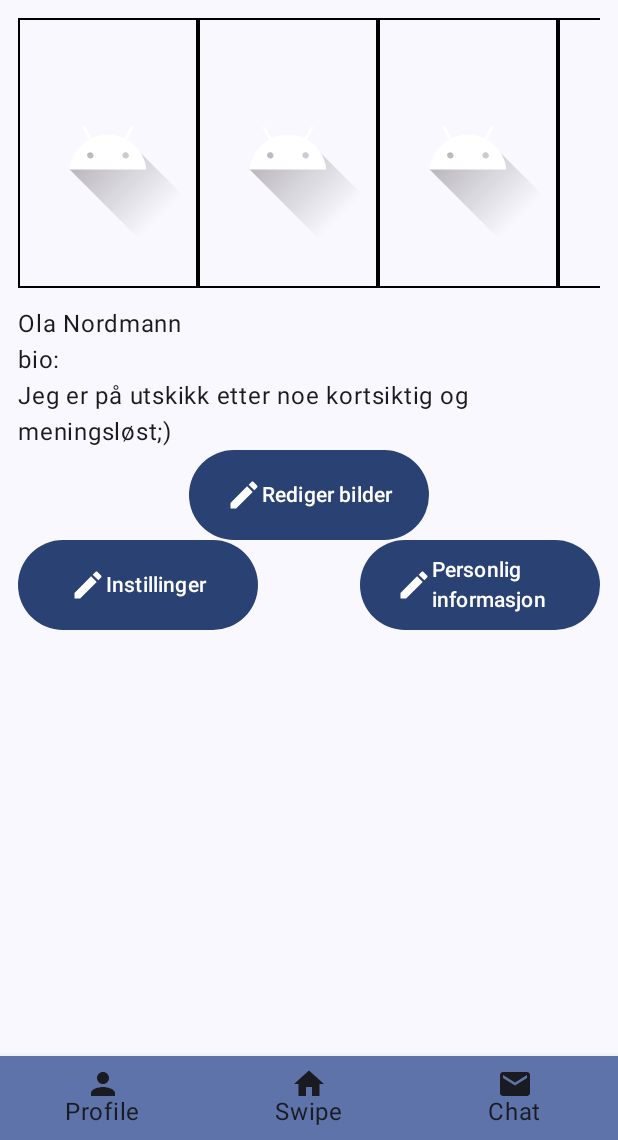
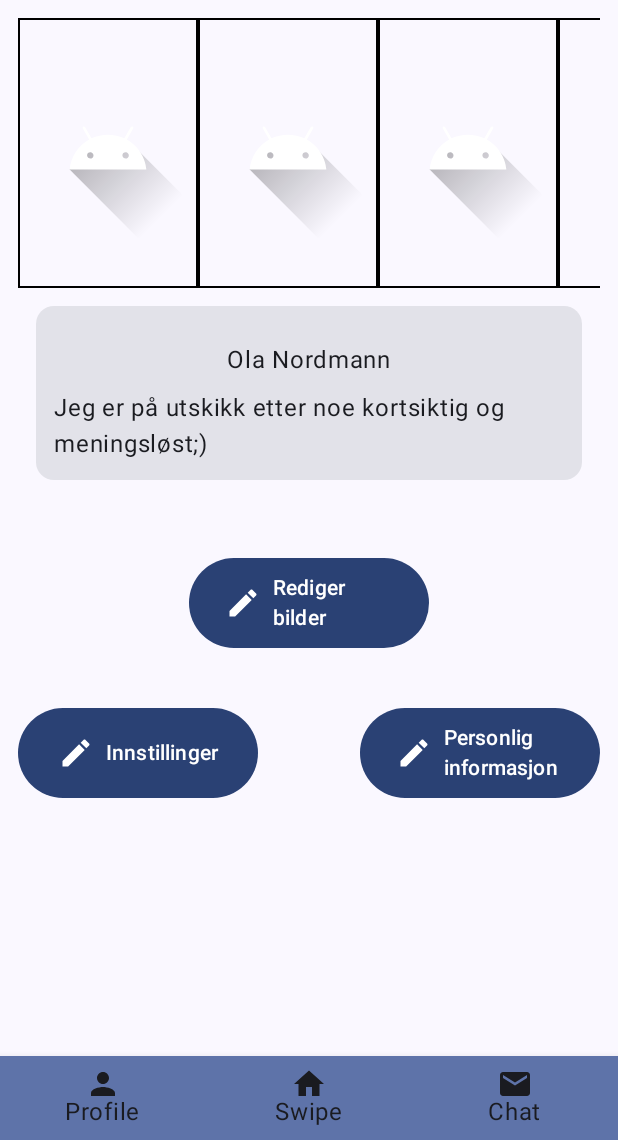
Before and after one commit to sanderbjo/Synder, an Android app built with Jetpack Compose: the ProfileScreen screen opened through its navigation route, on a phone screen of 412 x 824 dp, the part 96-1236 px from its top. Run offline under Robolectric (Android 15) with nearby library versions, the phone set to English and light mode, and no system bars.

Commit message:
profile-page-fixes
fikset/forbedret på profil siden

```diff
--- a/app/src/main/java/com/example/synder/MainActivity.kt
+++ b/app/src/main/java/com/example/synder/MainActivity.kt
@@ -37,8 +37,8 @@ import androidx.navigation.compose.NavHost
 import androidx.navigation.compose.composable
 import androidx.navigation.compose.currentBackStackEntryAsState
 import androidx.navigation.compose.rememberNavController
+import com.example.synder.ui.ProfileScreen
 import com.example.synder.ui.chatScreen
-import com.example.synder.ui.profileScreen
 import com.example.synder.ui.SwipeScreen
 import com.example.synder.ui.theme.SynderTheme
 
@@ -163,7 +163,7 @@ fun Navigation() {
             modifier = Modifier.padding(innerPadding))
         {
             composable(Screen.Profile.name){
-                profileScreen()
+                ProfileScreen()
             }
             composable(Screen.Swipe.name){
                 SwipeScreen()
--- a/app/src/main/java/com/example/synder/ui/ProfileScreen.kt
+++ b/app/src/main/java/com/example/synder/ui/ProfileScreen.kt
@@ -7,6 +7,7 @@ import androidx.compose.foundation.border
 import androidx.compose.foundation.layout.Arrangement
 import androidx.compose.foundation.layout.Column
 import androidx.compose.foundation.layout.Row
+import androidx.compose.foundation.layout.Spacer
 import androidx.compose.foundation.layout.fillMaxSize
 import androidx.compose.foundation.layout.fillMaxWidth
 import androidx.compose.foundation.layout.height
@@ -18,6 +19,7 @@ import androidx.compose.material.icons.Icons
 import androidx.compose.material.icons.filled.Edit
 import androidx.compose.material.icons.filled.Face
 import androidx.compose.material3.Button
+import androidx.compose.material3.Card
 import androidx.compose.material3.Icon
 import androidx.compose.material3.IconButton
 import androidx.compose.material3.Text
@@ -35,7 +37,7 @@ import com.example.synder.ui.theme.SynderTheme
 import com.example.synder.R
 
 @Composable
-fun profileScreen(modifier: Modifier = Modifier) {
+fun ProfileScreen(modifier: Modifier = Modifier) {
 
     val images = listOf(
         painterResource(id = R.drawable.ic_launcher_foreground),
@@ -59,9 +61,14 @@ fun profileScreen(modifier: Modifier = Modifier) {
                         .width(120.dp))
             }
         }
-        Text(text = "Ola Nordmann",Modifier.padding(top = 12.dp))
-        Text(text = "bio:")
-        Text(text = "Jeg er på utskikk etter noe kortsiktig og meningsløst;)")
+        Card(modifier.padding(12.dp)) {
+            Column(modifier.padding(12.dp,), horizontalAlignment = Alignment.CenterHorizontally) {
+                Text(text = "Ola Nordmann",Modifier.padding(top = 12.dp))
+                Spacer(modifier = Modifier.height(8.dp))
+                Text(text = "Jeg er på utskikk etter noe kortsiktig og meningsløst;)")
+            }
+        }
+        Spacer(modifier = Modifier.height(40.dp))
         Row(modifier.fillMaxWidth(),
             horizontalArrangement = Arrangement.Center) {
             Button(onClick = { /*TODO*/ },
@@ -72,9 +79,11 @@ fun profileScreen(modifier: Modifier = Modifier) {
                     imageVector = Icons.Default.Edit,
                     contentDescription = null
                 )
+                Spacer(modifier = Modifier.width(8.dp))
                 Text(text = "Rediger bilder")
             }
         }
+        Spacer(modifier = Modifier.height(40.dp))
         Row(Modifier.fillMaxSize(),
             horizontalArrangement = Arrangement.SpaceBetween) {
             Button(onClick = { /*TODO*/ },
@@ -86,7 +95,8 @@ fun profileScreen(modifier: Modifier = Modifier) {
                     imageVector = Icons.Default.Edit,
                     contentDescription = null
                 )
-                Text(text = "Instillinger")
+                Spacer(modifier = Modifier.width(8.dp))
+                Text(text = "Innstillinger")
             }
             Button(onClick = { /*TODO*/ },
                 Modifier
@@ -97,10 +107,11 @@ fun profileScreen(modifier: Modifier = Modifier) {
                     imageVector = Icons.Default.Edit,
                     contentDescription = null
                 )
+                Spacer(modifier = Modifier.width(8.dp))
                 Text(text = "Personlig informasjon")
             }
         }
-        Row(
+        /*Row(
             Modifier
                 .fillMaxSize()
                 .padding(top = 12.dp) ,horizontalArrangement = Arrangement.SpaceAround) {
@@ -127,7 +138,7 @@ fun profileScreen(modifier: Modifier = Modifier) {
                 }
                 Text(text = "Edit images")
             }
-        }
+        }*/
     }
 }
 
@@ -136,6 +147,6 @@ fun profileScreen(modifier: Modifier = Modifier) {
 @Composable
 fun PreviewProfile(){
     SynderTheme {
-        Navigation()
+        ProfileScreen()
     }
 }
```
